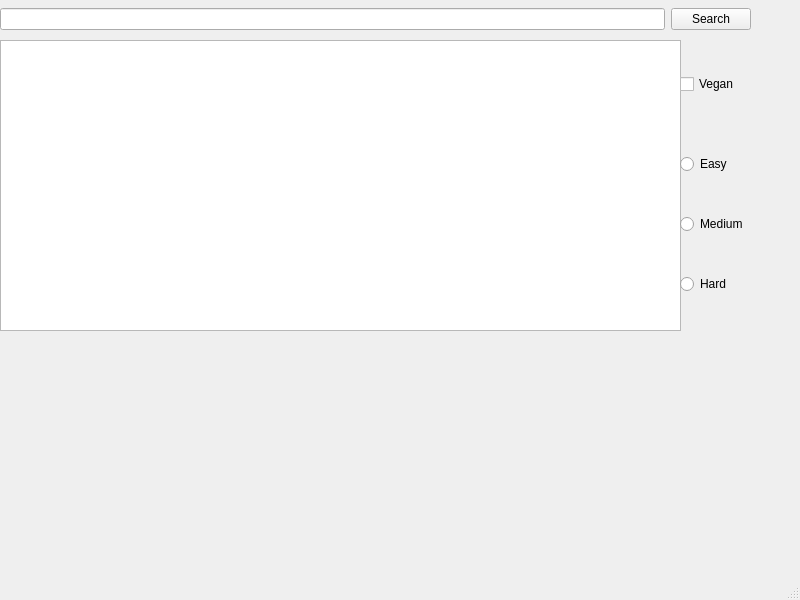
tadhgryan2012/QTRecipeShower, file mainwindow.ui: the form before one commit.
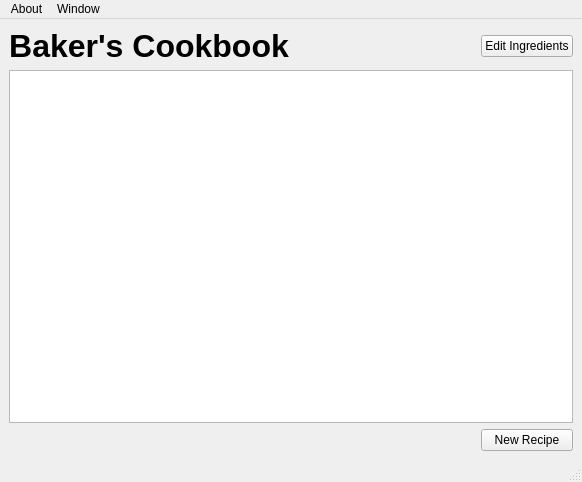
The form after the commit.

What changed in the file:
```diff
--- a/mainwindow.ui
+++ b/mainwindow.ui
@@ -6,42 +6,23 @@
    <rect>
     <x>0</x>
     <y>0</y>
-    <width>800</width>
-    <height>600</height>
+    <width>582</width>
+    <height>482</height>
    </rect>
   </property>
   <property name="windowTitle">
    <string>MainWindow</string>
   </property>
   <widget class="QWidget" name="centralwidget">
-   <widget class="QListWidget" name="listWidget">
-    <property name="geometry">
-     <rect>
-      <x>0</x>
-      <y>40</y>
-      <width>681</width>
-      <height>291</height>
-     </rect>
-    </property>
-   </widget>
-   <widget class="QWidget" name="verticalLayoutWidget">
-    <property name="geometry">
-     <rect>
-      <x>680</x>
-      <y>40</y>
-      <width>71</width>
-      <height>291</height>
-     </rect>
-    </property>
-    <layout class="QVBoxLayout" name="verticalLayout">
-     <item>
-      <widget class="QCheckBox" name="checkBox">
+   <layout class="QGridLayout" name="gridLayout">
+    <item row="0" column="2">
+     <widget class="QPushButton" name="pushButton">
        <property name="text">
-        <string>Vegan</string>
+       <string>Edit Ingredients</string>
        </property>
       </widget>
      </item>
-     <item>
+    <item row="0" column="1">
       <spacer name="horizontalSpacer">
        <property name="orientation">
         <enum>Qt::Horizontal</enum>
@@ -54,64 +35,82 @@
        </property>
       </spacer>
      </item>
-     <item>
-      <widget class="QRadioButton" name="radioButton">
-       <property name="text">
-        <string>Easy</string>
-       </property>
-      </widget>
-     </item>
-     <item>
-      <widget class="QRadioButton" name="radioButton_2">
+    <item row="0" column="0">
+     <widget class="QLabel" name="label_2">
+      <property name="font">
+       <font>
+        <pointsize>24</pointsize>
+        <bold>true</bold>
+       </font>
+      </property>
        <property name="text">
-        <string>Medium</string>
-       </property>
-      </widget>
-     </item>
-     <item>
-      <widget class="QRadioButton" name="radioButton_3">
-       <property name="text">
-        <string>Hard</string>
-       </property>
-      </widget>
-     </item>
-    </layout>
-   </widget>
-   <widget class="QWidget" name="horizontalLayoutWidget">
-    <property name="geometry">
-     <rect>
-      <x>0</x>
-      <y>-1</y>
-      <width>751</width>
-      <height>41</height>
-     </rect>
-    </property>
-    <layout class="QHBoxLayout" name="horizontalLayout">
-     <item>
-      <widget class="QLineEdit" name="lineEdit"/>
-     </item>
-     <item>
-      <widget class="QPushButton" name="pushButton">
+       <string>Baker's Cookbook</string>
+      </property>
+      <property name="alignment">
+       <set>Qt::AlignCenter</set>
+      </property>
+      <property name="buddy">
+       <cstring>label_2</cstring>
+      </property>
+     </widget>
+    </item>
+    <item row="1" column="0" colspan="3">
+     <widget class="QListWidget" name="recipeDisplayBox"/>
+    </item>
+    <item row="2" column="2">
+     <widget class="QPushButton" name="newRecipeButton">
        <property name="text">
-        <string>Search</string>
+       <string>New Recipe</string>
        </property>
       </widget>
      </item>
     </layout>
    </widget>
-  </widget>
-  <widget class="QMenuBar" name="menubar">
+  <widget class="QStatusBar" name="statusbar"/>
+  <widget class="QMenuBar" name="menuBar">
    <property name="geometry">
     <rect>
      <x>0</x>
      <y>0</y>
-     <width>800</width>
+     <width>582</width>
      <height>21</height>
     </rect>
    </property>
-  </widget>
-  <widget class="QStatusBar" name="statusbar"/>
- </widget>
+   <widget class="QMenu" name="menuAbout">
+    <property name="title">
+     <string>About</string>
+    </property>
+    <addaction name="actionGithub"/>
+   </widget>
+   <widget class="QMenu" name="menuQuit">
+    <property name="title">
+     <string>Window</string>
+    </property>
+    <addaction name="actionQuit"/>
+   </widget>
+   <addaction name="menuAbout"/>
+   <addaction name="menuQuit"/>
+  </widget>
+  <action name="actionGithub">
+   <property name="text">
+    <string>Github</string>
+   </property>
+   <property name="shortcut">
+    <string>Ctrl+G</string>
+   </property>
+  </action>
+  <action name="actionQuit">
+   <property name="text">
+    <string>Quit</string>
+   </property>
+   <property name="shortcut">
+    <string>Ctrl+Q</string>
+   </property>
+  </action>
+ </widget>
+ <tabstops>
+  <tabstop>recipeDisplayBox</tabstop>
+ </tabstops>
  <resources/>
  <connections/>
 </ui>
```
Lines whose indentation alone changed are shown as unchanged.
